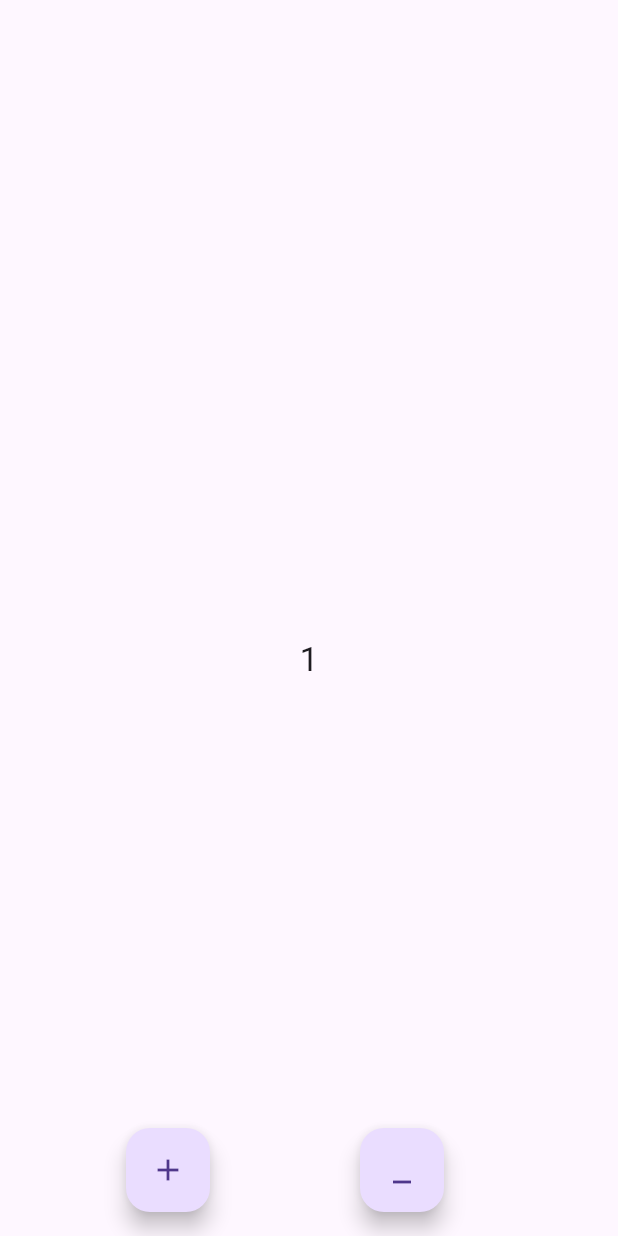
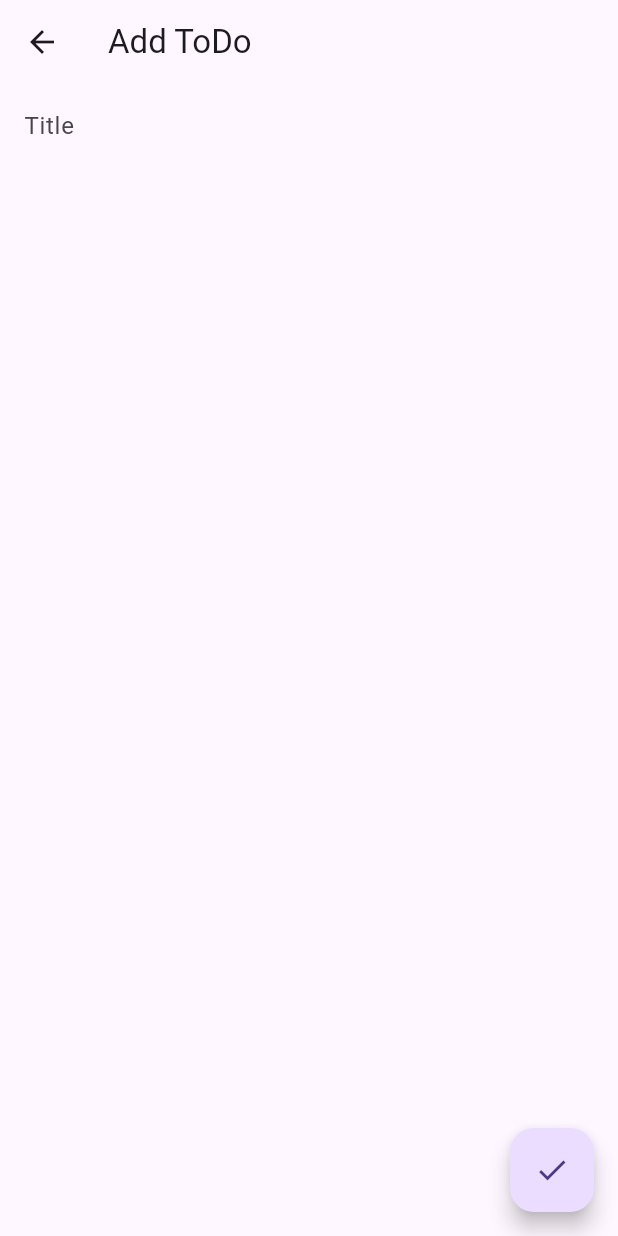
Before and after one commit to shijinthottiyil/mylearning, a Flutter app: the screen it shows after launch, after a tap on the "add" icon, on a phone screen of 412 x 824 dp. Run offline on Flutter 3.47's test engine with Material 3 defaults, Android fonts, the light colour scheme and no system bars; our stand-ins replace flutter_bloc.

Commit message:
TODO USING CUBIT

```diff
--- /dev/null
+++ b/lib/add_todo_view.dart
@@ -0,0 +1,43 @@
+import 'package:flutter/material.dart';
+import 'package:flutter_bloc/flutter_bloc.dart';
+import 'package:mylearning/cubit/todo_cubit.dart';
+
+class AddToDoView extends StatefulWidget {
+  const AddToDoView({super.key});
+
+  @override
+  State<AddToDoView> createState() => _AddToDoViewState();
+}
+
+class _AddToDoViewState extends State<AddToDoView> {
+  final TextEditingController _textEditingController = TextEditingController();
+
+  @override
+  void dispose() {
+    _textEditingController.dispose();
+    super.dispose();
+  }
+
+  @override
+  Widget build(BuildContext context) {
+    return Scaffold(
+      appBar: AppBar(
+        title: Text('Add ToDo'),
+      ),
+      body: Padding(
+        padding: const EdgeInsets.all(16),
+        child: TextField(
+          controller: _textEditingController,
+          decoration: InputDecoration.collapsed(hintText: 'Title'),
+        ),
+      ),
+      floatingActionButton: FloatingActionButton(
+        onPressed: () {
+          context.read<ToDoCubit>().addTodo(title: _textEditingController.text);
+          Navigator.pop(context);
+        },
+        child: Icon(Icons.done),
+      ),
+    );
+  }
+}
--- a/lib/bloc/counter_bloc.dart
+++ /dev/null
@@ -1,23 +0,0 @@
-import 'package:flutter_bloc/flutter_bloc.dart';
-part 'counter_event.dart';
-
-class CounterBloc extends Bloc<CounterEvent, int> {
-  CounterBloc() : super(0) {
-    on<CounterIncremented>((event, emit) {
-      if (state == 5) {
-        emit(0);
-        return;
-      }
-      emit(state + 1);
-    });
-
-    on<CounterDecremented>(
-      (event, emit) {
-        if (state == 0) {
-          return;
-        }
-        emit(state - 1);
-      },
-    );
-  }
-}
--- a/lib/bloc/counter_event.dart
+++ /dev/null
@@ -1,7 +0,0 @@
-part of 'counter_bloc.dart';
-
-sealed class CounterEvent {}
-
-final class CounterIncremented extends CounterEvent {}
-
-final class CounterDecremented extends CounterEvent {}
--- /dev/null
+++ b/lib/cubit/todo_cubit.dart
@@ -0,0 +1,14 @@
+import 'package:flutter_bloc/flutter_bloc.dart';
+import 'package:mylearning/cubit/todo_model.dart';
+
+class ToDoCubit extends Cubit<List<ToDoModel>> {
+  ToDoCubit() : super([]);
+
+  // Method To Add ToDo.
+  void addTodo({required String title}) {
+    final ToDoModel toDoModel =
+        ToDoModel(title: title, dateTime: DateTime.now());
+    final List<ToDoModel> updatedList = [...state, toDoModel];
+    emit(updatedList);
+  }
+}
--- /dev/null
+++ b/lib/cubit/todo_model.dart
@@ -0,0 +1,11 @@
+class ToDoModel {
+  final String title;
+  final DateTime dateTime;
+
+  ToDoModel({required this.title, required this.dateTime});
+
+  @override
+  String toString() {
+    return 'ToDoModel(title:$title,dateTime:$dateTime)';
+  }
+}
--- a/lib/home_page.dart
+++ /dev/null
@@ -1,41 +0,0 @@
-import 'package:flutter/material.dart';
-import 'package:flutter_bloc/flutter_bloc.dart';
-import 'package:mylearning/bloc/counter_bloc.dart';
-
-class HomeView extends StatelessWidget {
-  const HomeView({super.key});
-
-  @override
-  Widget build(BuildContext context) {
-    return Scaffold(
-      appBar: AppBar(),
-      body: Center(
-        child: BlocBuilder<CounterBloc, int>(
-          builder: (context, state) {
-            return Text(
-              '$state',
-              style: Theme.of(context).textTheme.titleLarge,
-            );
-          },
-        ),
-      ),
-      floatingActionButton: Row(
-        mainAxisAlignment: MainAxisAlignment.spaceEvenly,
-        children: [
-          FloatingActionButton(
-            onPressed: () {
-              context.read<CounterBloc>().add(CounterIncremented());
-            },
-            child: Icon(Icons.add),
-          ),
-          FloatingActionButton(
-            onPressed: () {
-              context.read<CounterBloc>().add(CounterDecremented());
-            },
-            child: Icon(Icons.minimize),
-          ),
-        ],
-      ),
-    );
-  }
-}
--- a/lib/main.dart
+++ b/lib/main.dart
@@ -1,7 +1,7 @@
 import 'package:flutter/material.dart';
 import 'package:flutter_bloc/flutter_bloc.dart';
-import 'package:mylearning/bloc/counter_bloc.dart';
-import 'package:mylearning/home_page.dart';
+import 'package:mylearning/cubit/todo_cubit.dart';
+import 'package:mylearning/todo_cubit_view.dart';
 
 void main() {
   runApp(const MyApp());
@@ -14,12 +14,10 @@ class MyApp extends StatelessWidget {
   Widget build(BuildContext context) {
     return MultiBlocProvider(
       providers: [
-        BlocProvider(
-          create: (_) => CounterBloc(),
-        ),
+        BlocProvider(create: (_) => ToDoCubit()),
       ],
       child: MaterialApp(
-        home: HomeView(),
+        home: ToDoCubitView(),
       ),
     );
   }
--- /dev/null
+++ b/lib/todo_cubit_view.dart
@@ -0,0 +1,43 @@
+import 'package:flutter/material.dart';
+import 'package:flutter_bloc/flutter_bloc.dart';
+import 'package:mylearning/add_todo_view.dart';
+import 'package:mylearning/cubit/todo_cubit.dart';
+import 'package:mylearning/cubit/todo_model.dart';
+
+class ToDoCubitView extends StatelessWidget {
+  const ToDoCubitView({super.key});
+
+  @override
+  Widget build(BuildContext context) {
+    return Scaffold(
+      appBar: AppBar(
+        title: Text('ToDo'),
+      ),
+      body: BlocBuilder<ToDoCubit, List<ToDoModel>>(
+        builder: (context, state) {
+          return ListView.builder(
+            itemBuilder: (context, index) {
+              final ToDoModel toDoModel = state[index];
+              return ListTile(
+                title: Text(toDoModel.title),
+              );
+            },
+            itemCount: state.length,
+          );
+        },
+      ),
+      floatingActionButton: FloatingActionButton(
+        onPressed: () {
+          Navigator.of(context).push(
+            MaterialPageRoute(
+              builder: (context) {
+                return AddToDoView();
+              },
+            ),
+          );
+        },
+        child: Icon(Icons.add),
+      ),
+    );
+  }
+}
```
